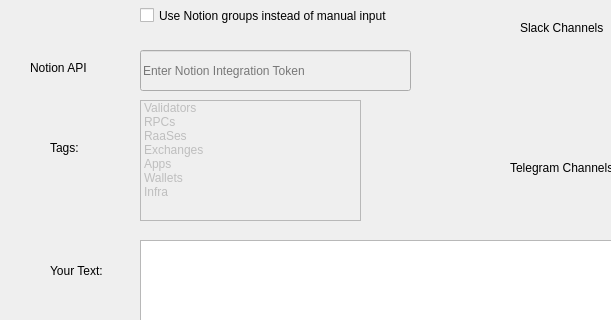
OffchainLabs/Telegram-Slack-Bot, file ui_mainwindow.ui: the form before one commit; both pictures show x 0 to 611 and y 200 to 520 of the 1146 by 980 pixel window.
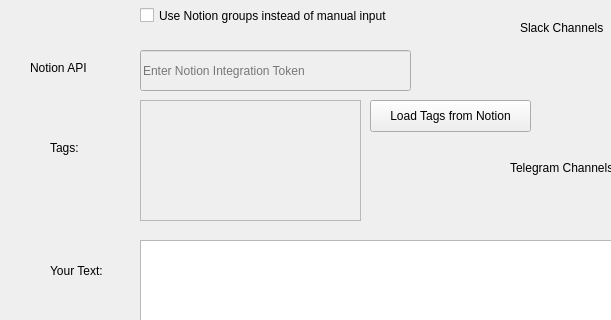
The form after the commit.

Commit message: auto fetch notion tags

Diff of the .ui file:
```diff
--- a/ui_mainwindow.ui
+++ b/ui_mainwindow.ui
@@ -282,41 +282,6 @@
     <property name="selectionMode">
      <enum>QAbstractItemView::SelectionMode::MultiSelection</enum>
     </property>
-    <item>
-     <property name="text">
-      <string>Validators</string>
-     </property>
-    </item>
-    <item>
-     <property name="text">
-      <string>RPCs</string>
-     </property>
-    </item>
-    <item>
-     <property name="text">
-      <string>RaaSes</string>
-     </property>
-    </item>
-    <item>
-     <property name="text">
-      <string>Exchanges</string>
-     </property>
-    </item>
-    <item>
-     <property name="text">
-      <string>Apps</string>
-     </property>
-    </item>
-    <item>
-     <property name="text">
-      <string>Wallets</string>
-     </property>
-    </item>
-    <item>
-     <property name="text">
-      <string>Infra</string>
-     </property>
-    </item>
    </widget>
    <widget class="QLabel" name="label_10">
     <property name="geometry">
@@ -370,6 +335,19 @@
      </item>
     </layout>
    </widget>
+   <widget class="QPushButton" name="loadTagsButton">
+    <property name="geometry">
+     <rect>
+      <x>370</x>
+      <y>300</y>
+      <width>161</width>
+      <height>32</height>
+     </rect>
+    </property>
+    <property name="text">
+     <string>Load Tags from Notion</string>
+    </property>
+   </widget>
   </widget>
   <widget class="QMenuBar" name="menubar">
    <property name="geometry">
```
The commit also changes 2 other files.
